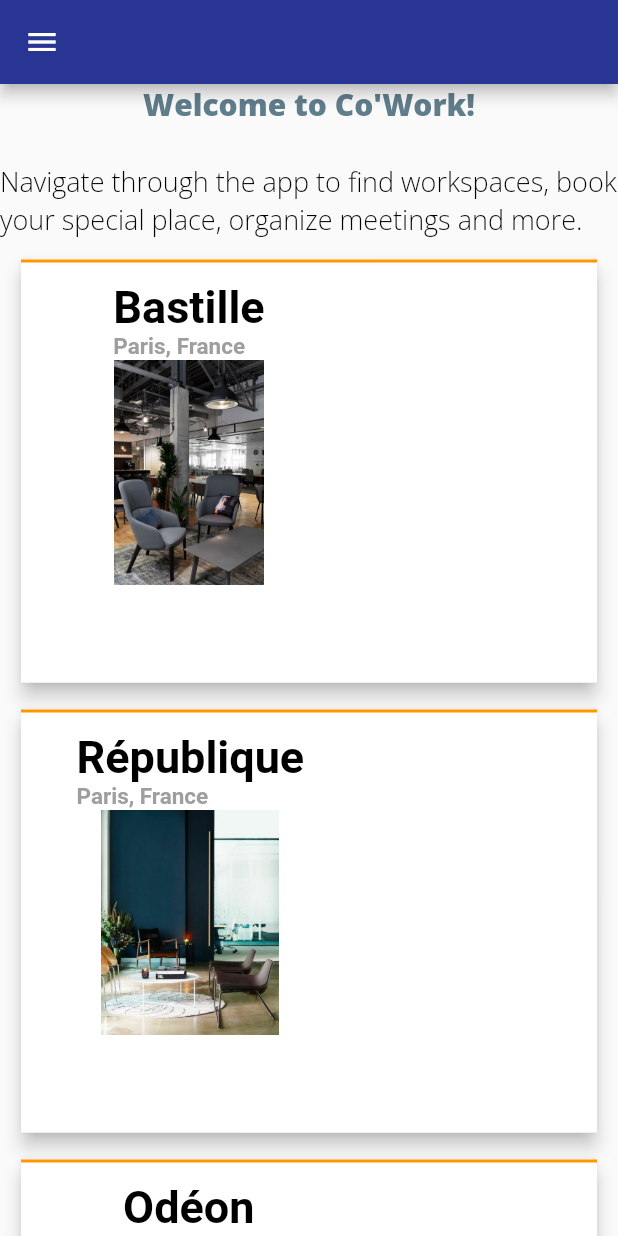
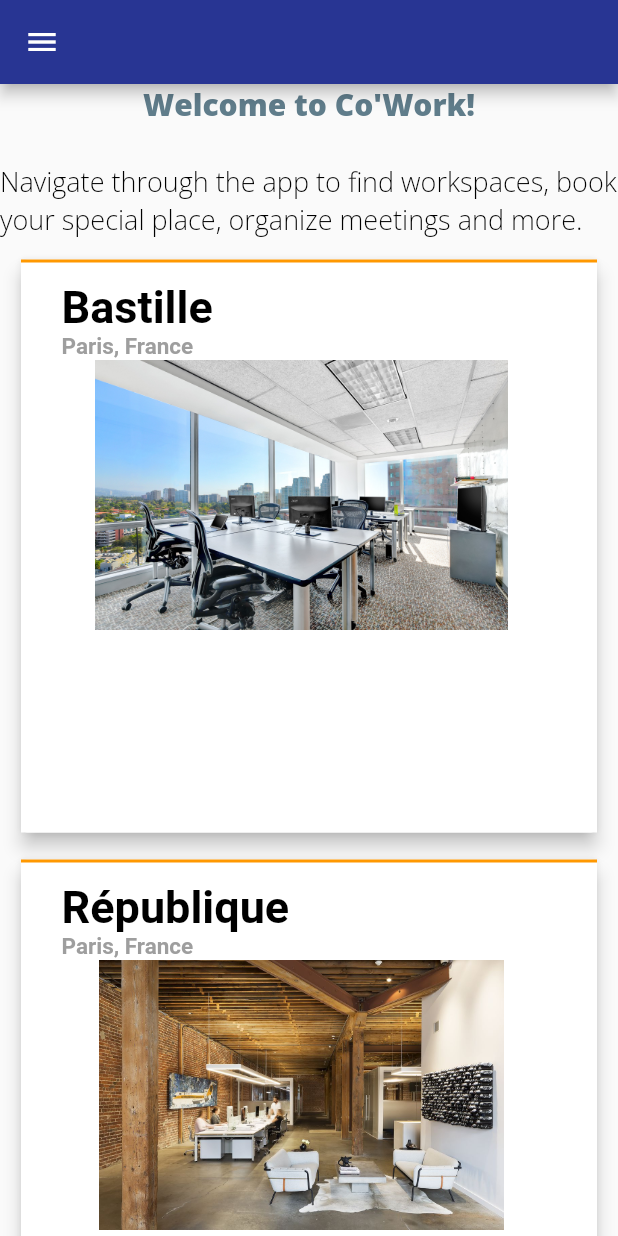
Before and after one commit to eboucher/Co-Work_mobile, a Flutter app: the Home screen opened directly with empty values, on a phone screen of 412 x 824 dp. Run offline on Flutter 3.47's test engine with Material 2 defaults, Android fonts, the phone set to English and light mode, and no system bars; our stand-ins replace flushbar, flutter_secure_storage, google_fonts, typicons_flutter; missing offline and left inert: crypto_font_icons; accounts and stored records are empty.

```diff
--- a/lib/data/locations.dart
+++ b/lib/data/locations.dart
@@ -6,7 +6,7 @@ class Locations {
       '_id': '1',
       'name': 'Bastille',
       'city': 'Paris, France',
-      'avatar': 'coworking-1.jpg',
+      'avatar': 'Hz_cowork-1.jpg',
       'description': 'This is the favourite coworking site of our Paris clients. A coworking site de ouf!',
       'WiFi': true,
       'mealTray': true,
@@ -17,7 +17,7 @@ class Locations {
       '_id': '2',
       'name': 'République',
       'city': 'Paris, France',
-      'avatar': 'coworking-2.jpg',
+      'avatar': 'Hz_cowork-2.jpg',
       'description': 'This site is almost as awesome as the one in Bastille, but definitely not as much.',
       'WiFi': true,
       'mealTray': true,
@@ -28,7 +28,7 @@ class Locations {
       '_id': '3',
       'name': 'Odéon',
       'city': 'Paris, France',
-      'avatar': 'coworking-3.jpg',
+      'avatar': 'Hz_cowork-3.jpg',
       'description': 'The image is actually fake, just like all the others. But hopefully you won\'t read this text and will only look at the picture.',
       'WiFi': true,
       'mealTray': true,
@@ -39,7 +39,7 @@ class Locations {
       '_id': '4',
       'name': 'Place d\'Italie',
       'city': 'Paris, France',
-      'avatar': 'coworking-4.jpg',
+      'avatar': 'Hz_cowork-4.jpg',
       'description': 'OMG look at this site! It\'s so modern and beautiful! Only by bringing your ass to this magnificent site, you\'ll increase your productivity by millions percent.',
       'WiFi': true,
       'mealTray': true,
@@ -50,7 +50,7 @@ class Locations {
       '_id': '5',
       'name': 'Ternes',
       'city': 'Paris, France',
-      'avatar': 'coworking-5.jpg',
+      'avatar': 'Hz_cowork-5.jpg',
       'description': 'We\'re thinking of making this specific site more expensive, since most of the dudes that come here seem to have a lot of money.',
       'WiFi': true,
       'mealTray': true,
@@ -61,7 +61,7 @@ class Locations {
       '_id': '6',
       'name': 'Beaubourg',
       'city': 'Paris, France',
-      'avatar': 'coworking-6.jpg',
+      'avatar': 'Hz_cowork-6.jpg',
       'description': 'We spent like a drunken sailor on shore leave to get this building and rn we got no money we broke ass mafucka.',
       'WiFi': true,
       'mealTray': true,
--- a/lib/screens/home.dart
+++ b/lib/screens/home.dart
@@ -65,7 +65,7 @@ class Home extends StatelessWidget {
                       itemBuilder: (context, index) {
                         return Container(
                           padding: EdgeInsets.fromLTRB(10, 10, 10, 0),
-                          height: 300,
+                          height: 400,
                           width: double.maxFinite,
                           child: Card(
                             elevation: 5,
@@ -86,17 +86,22 @@ class Home extends StatelessWidget {
                                     child: Stack(
                                       children: <Widget>[
                                         Padding(
-                                            padding: const EdgeInsets.only(left: 30, top: 5),
-                                            child: Row(
+                                            padding: const EdgeInsets.only(left: 20, top: 5),
+                                            child: Column(
                                               children: <Widget>[
-                                                Column(
+                                                Row(
+                                                  crossAxisAlignment: CrossAxisAlignment.start,
+                                                  children: <Widget>[
+                                                    locationName(locations[index]),
+                                                  ],
+                                                ),
+                                                Row(
                                                   crossAxisAlignment: CrossAxisAlignment.center,
                                                   children: <Widget>[
-                                                    locationName(locations[index]),
-                                                    locationAvatar(locations[index]),
+                                                    locationImage(locations[index]),
                                                   ],
                                                 ),
-                                                Column(
+                                                Row(
                                                   crossAxisAlignment: CrossAxisAlignment.center,
                                                   children: <Widget>[
                                                     //cryptoAmount(locations[index]),
@@ -180,14 +185,13 @@ class Home extends StatelessWidget {
                 ListTile(
                   title: Text('Logout'),
                   onTap: () async {
-                    print("storage.read() = " + await storage.read(key: "token"));
                     await storage.write(key: "token", value: "");
-                    print("storage.read() = " + await storage.read(key: "token"));
+                    //print("storage.read() = " + await storage.read(key: "token"));
                     FlushBarMessage.goodMessage(content: "You logged out of We'Work").showFlushBar(context).then((_) {
                       Navigator.pushAndRemoveUntil(
                           context,
-                          MaterialPageRoute(builder: (BuildContext context) => Login()),
-                              (Route<dynamic> route) => false
+                      MaterialPageRoute(builder: (BuildContext context) => Login()),
+                          (Route<dynamic> route) => false
                       );
                     });
                   }
@@ -221,13 +225,13 @@ class Home extends StatelessWidget {
     );
   }
 
-  Widget locationAvatar(location) {
+  Widget locationImage(location) {
     return Align(
       child: Expanded(
         child: Image.asset(
           'assets/'+'${location['avatar']}',
-            width: 150,
-            height: 150,
+            width: 320,
+            height: 180,
         )
       )
     );
--- a/lib/services/auth.dart
+++ b/lib/services/auth.dart
@@ -13,13 +13,10 @@ class Auth {
         'identifier': username,
         'password': password,
       }),);
-    print(json.decode(response.body));
     if (response.statusCode == 200) {
-      print("RESPONSE 200 HEREEEEE !");
-      print(response.body.toString());
       return json.decode(response.body);
     } else {
-      print("FUCK EVERYONE !" + response.statusCode.toString());
+      //print("DAMN !" + response.statusCode.toString());
       throw Exception('Incorrect email or password');
     }
   }
```
Also changed, not shown: assets/Hz_cowork-1.jpg (added), assets/Hz_cowork-2.jpg (added), assets/Hz_cowork-3.png (added), assets/Hz_cowork-4.png (added), assets/Hz_cowork-5.jpg (added), assets/Hz_cowork-6.jpg (added).
